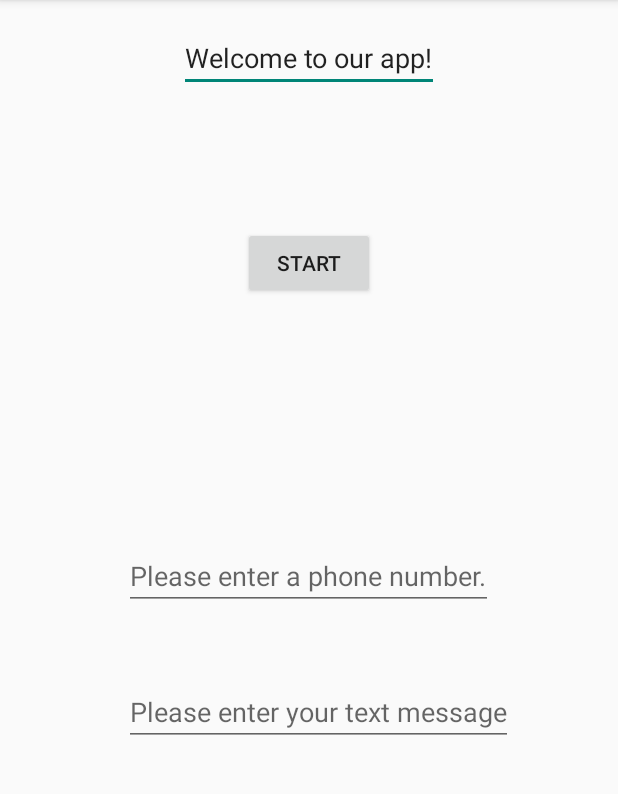
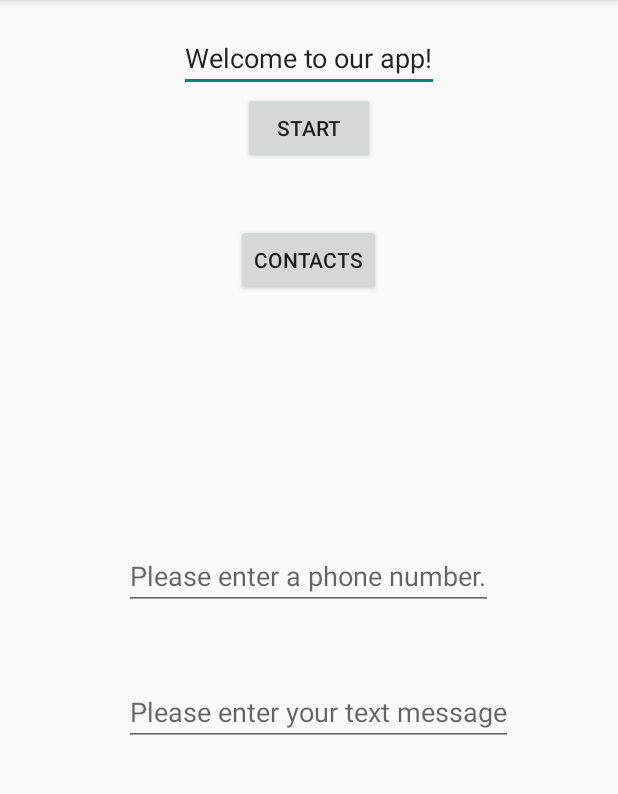
Before and after one commit to tristangaebler/TextingApp, an Android app: the screen it shows after launch (TextingActivity), on a phone screen of 412 x 824 dp, the part 84-878 px from its top. Run offline under Robolectric (Android 15) with nearby library versions, the phone set to English and light mode, and no system bars.

Commit message:
Made some changes with contacts. Haven't completed it.

```diff
--- a/app/src/main/java/ctect/textingapp/TextingActivity.java
+++ b/app/src/main/java/ctect/textingapp/TextingActivity.java
@@ -12,6 +12,7 @@
 import android.graphics.Color;
 import android.telephony.SmsManager;
 import android.widget.Toast;
+import android.content.Intent;
 
 
 public class TextingActivity extends AppCompatActivity {
@@ -21,6 +22,7 @@
     private EditText phoneNumber;
     private EditText TextMessage;
     private RelativeLayout backgroundLayout;
+    private Button contactButton;
 
     @Override
     protected void onCreate(Bundle savedInstanceState) {
@@ -33,6 +35,7 @@
         phoneNumber = (EditText) findViewById(R.id.phoneNumber);
         TextMessage = (EditText) findViewById(R.id.TextMessage);
         backgroundLayout = (RelativeLayout) findViewById(R.id.backgroundLayout);
+        contactButton = (Button) findViewById(R.id.contactButton);
 
         setUpListeners();
     }
--- a/app/src/main/res/layout/activity_texting.xml
+++ b/app/src/main/res/layout/activity_texting.xml
@@ -11,7 +11,8 @@
         android:layout_height="wrap_content"
         android:id="@+id/titleBox"
         android:layout_centerHorizontal="true"
-        android:text="@string/TextingBox" />
+        android:text="@string/TextingBox"
+        android:editable="true" />
 
     <Button
         android:layout_width="wrap_content"
@@ -19,8 +20,7 @@
         android:text="@string/StartButton"
         android:id="@+id/StartButton"
         android:layout_below="@+id/titleBox"
-        android:layout_centerHorizontal="true"
-        android:layout_marginTop="90dp" />
+        android:layout_centerHorizontal="true" />
 
     <EditText
         android:layout_width="wrap_content"
@@ -40,4 +40,26 @@
         android:layout_marginTop="45dp"
         android:hint="@string/TextMessage" />
 
+    <EditText
+        android:layout_width="wrap_content"
+        android:layout_height="wrap_content"
+        android:inputType="textPersonName"
+        android:text="Name"
+        android:ems="10"
+        android:id="@+id/editText"
+        android:layout_alignBottom="@+id/phoneNumber"
+        android:layout_alignParentLeft="true"
+        android:layout_alignParentStart="true"
+        android:layout_marginLeft="510dp"
+        android:layout_marginStart="510dp" />
+
+    <Button
+        android:layout_width="wrap_content"
+        android:layout_height="wrap_content"
+        android:text="@string/contacts"
+        android:id="@+id/contactButton"
+        android:layout_below="@+id/StartButton"
+        android:layout_centerHorizontal="true"
+        android:layout_marginTop="40dp" />
+
 </RelativeLayout>
--- /dev/null
+++ b/app/src/main/res/menu/menu_contact.xml
@@ -0,0 +1,6 @@
+<menu xmlns:android="http://schemas.android.com/apk/res/android"
+    xmlns:app="http://schemas.android.com/apk/res-auto"
+    xmlns:tools="http://schemas.android.com/tools" tools:context="ctect.textingapp.ContactActivity">
+    <item android:id="@+id/action_settings" android:title="@string/action_settings"
+        android:orderInCategory="100" app:showAsAction="never" />
+</menu>
--- a/app/src/main/res/values/strings.xml
+++ b/app/src/main/res/values/strings.xml
@@ -5,4 +5,9 @@
     <string name="StartButton">Start</string>
     <string name="PhoneNumber">Please enter a phone number.</string>
     <string name="TextMessage">Please enter your text message</string>
+    <string name="contacts">Contacts</string>
+    <string name="title_activity_contact">Contact Activity</string>
+
+    <string name="hello_world">Hello world!</string>
+    <string name="title_activity_contacts_picker">Contacts Picker Activity</string>
 </resources>
```
Also changed, not shown: app/src/main/AndroidManifest.xml (+13 -4 lines), app/src/main/java/ctect/textingapp/ContactsPickerActivity.java (added, +37 -0 lines), app/src/main/res/layout/activity_contact.xml (added, +12 -0 lines), app/src/main/res/layout/activity_contacts_picker.xml (added, +12 -0 lines), app/src/main/res/menu/menu_contacts_picker.xml (added, +7 -0 lines).
